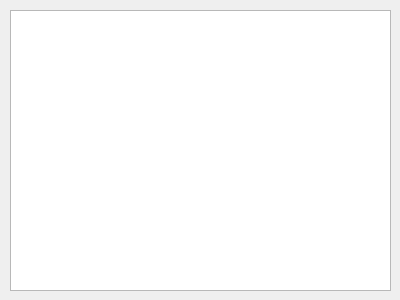
Before: the Qt Designer form dictionarywindow.ui in lelika1/disturber, drawn with Qt 5.
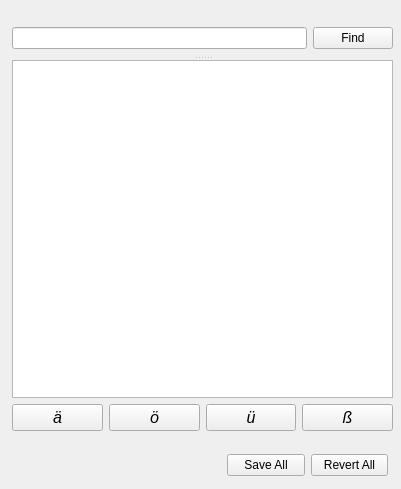
After: the same form once the commit is applied.

Commit message: Changed DB wrapper to Qt one. Added DictionaryTable prototype.

```diff
--- a/dictionarywindow.ui
+++ b/dictionarywindow.ui
@@ -9,22 +9,128 @@
    <rect>
     <x>0</x>
     <y>0</y>
-    <width>400</width>
-    <height>300</height>
+    <width>401</width>
+    <height>489</height>
    </rect>
   </property>
   <property name="windowTitle">
    <string>All Dictionary</string>
   </property>
-  <widget class="QTableView" name="dictTableView">
+  <widget class="QSplitter" name="splitter">
    <property name="geometry">
     <rect>
-     <x>10</x>
-     <y>10</y>
+     <x>12</x>
+     <y>20</y>
      <width>381</width>
-     <height>281</height>
+     <height>411</height>
     </rect>
    </property>
+   <property name="orientation">
+    <enum>Qt::Vertical</enum>
+   </property>
+   <widget class="QWidget" name="layoutWidget">
+    <layout class="QHBoxLayout" name="horizontalLayout">
+     <item>
+      <widget class="QLineEdit" name="findEdit"/>
+     </item>
+     <item>
+      <widget class="QPushButton" name="findButton">
+       <property name="text">
+        <string>Find</string>
+       </property>
+      </widget>
+     </item>
+    </layout>
+   </widget>
+   <widget class="QWidget" name="layoutWidget">
+    <layout class="QVBoxLayout" name="verticalLayout">
+     <item>
+      <widget class="QTableView" name="dictTableView"/>
+     </item>
+     <item>
+      <layout class="QHBoxLayout" name="horizontalLayout_2">
+       <item>
+        <widget class="QPushButton" name="printAeButton">
+         <property name="font">
+          <font>
+           <pointsize>12</pointsize>
+           <italic>true</italic>
+          </font>
+         </property>
+         <property name="text">
+          <string>ä</string>
+         </property>
+        </widget>
+       </item>
+       <item>
+        <widget class="QPushButton" name="printOeButton">
+         <property name="font">
+          <font>
+           <pointsize>12</pointsize>
+           <italic>true</italic>
+          </font>
+         </property>
+         <property name="text">
+          <string>ö</string>
+         </property>
+        </widget>
+       </item>
+       <item>
+        <widget class="QPushButton" name="printUeButton">
+         <property name="font">
+          <font>
+           <pointsize>12</pointsize>
+           <italic>true</italic>
+          </font>
+         </property>
+         <property name="text">
+          <string>ü</string>
+         </property>
+        </widget>
+       </item>
+       <item>
+        <widget class="QPushButton" name="printSsButton">
+         <property name="font">
+          <font>
+           <pointsize>12</pointsize>
+           <italic>true</italic>
+          </font>
+         </property>
+         <property name="text">
+          <string>ß</string>
+         </property>
+        </widget>
+       </item>
+      </layout>
+     </item>
+    </layout>
+   </widget>
+  </widget>
+  <widget class="QWidget" name="">
+   <property name="geometry">
+    <rect>
+     <x>227</x>
+     <y>450</y>
+     <width>161</width>
+     <height>31</height>
+    </rect>
+   </property>
+   <layout class="QHBoxLayout" name="horizontalLayout_3">
+    <item>
+     <widget class="QPushButton" name="saveButton">
+      <property name="text">
+       <string>Save All</string>
+      </property>
+     </widget>
+    </item>
+    <item>
+     <widget class="QPushButton" name="revertButton">
+      <property name="text">
+       <string>Revert All</string>
+      </property>
+     </widget>
+    </item>
+   </layout>
   </widget>
  </widget>
  <resources/>
```
The commit also changes 9 other files.
